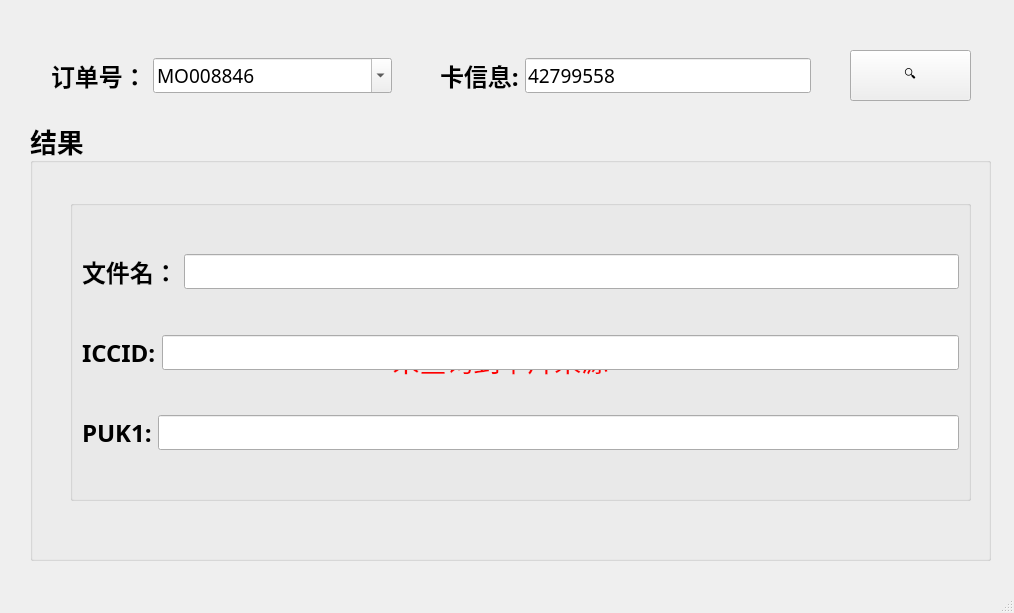
The window that res/ui/main_window.ui (zelviner/CardInfo) describes before a commit, drawn with Qt 5.
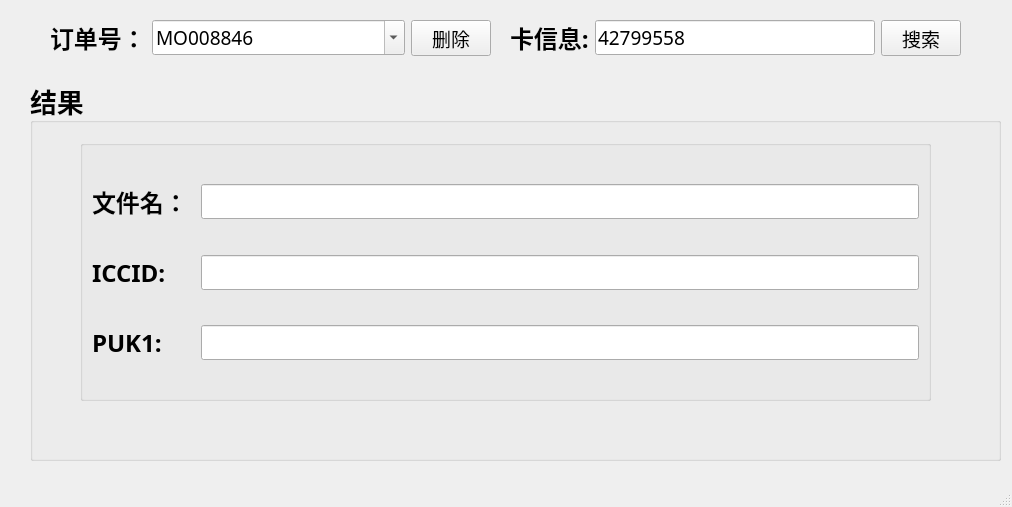
The same window after the commit.

Commit message: optimize download_loading ui

Patch:
```diff
--- a/res/ui/main_window.ui
+++ b/res/ui/main_window.ui
@@ -6,34 +6,21 @@
    <rect>
     <x>0</x>
     <y>0</y>
-    <width>1014</width>
-    <height>613</height>
+    <width>1012</width>
+    <height>507</height>
    </rect>
   </property>
   <property name="windowTitle">
    <string>MainWindow</string>
   </property>
   <widget class="QWidget" name="centralwidget">
-   <widget class="QPushButton" name="query_btn">
-    <property name="geometry">
-     <rect>
-      <x>850</x>
-      <y>50</y>
-      <width>121</width>
-      <height>51</height>
-     </rect>
-    </property>
-    <property name="text">
-     <string>🔍</string>
-    </property>
-   </widget>
    <widget class="QGroupBox" name="groupBox_2">
     <property name="geometry">
      <rect>
       <x>30</x>
-      <y>120</y>
-      <width>961</width>
-      <height>441</height>
+      <y>80</y>
+      <width>971</width>
+      <height>381</height>
      </rect>
     </property>
     <property name="font">
@@ -50,8 +37,8 @@
     <widget class="QLabel" name="not_found_label">
      <property name="geometry">
       <rect>
-       <x>320</x>
-       <y>200</y>
+       <x>330</x>
+       <y>150</y>
        <width>301</width>
        <height>81</height>
       </rect>
@@ -77,10 +64,10 @@
     <widget class="QGroupBox" name="result_group_box">
      <property name="geometry">
       <rect>
-       <x>40</x>
-       <y>80</y>
-       <width>901</width>
-       <height>301</height>
+       <x>50</x>
+       <y>60</y>
+       <width>851</width>
+       <height>261</height>
       </rect>
      </property>
      <property name="title">
@@ -88,7 +75,7 @@
      </property>
      <layout class="QVBoxLayout" name="verticalLayout">
       <item>
-       <layout class="QHBoxLayout" name="horizontalLayout_3">
+       <layout class="QHBoxLayout" name="horizontalLayout_3" stretch="1,7">
         <item>
          <widget class="QLabel" name="label_2">
           <property name="font">
@@ -119,7 +106,7 @@
        </layout>
       </item>
       <item>
-       <layout class="QHBoxLayout" name="horizontalLayout_4">
+       <layout class="QHBoxLayout" name="horizontalLayout_4" stretch="1,7">
         <item>
          <widget class="QLabel" name="iccid_label">
           <property name="font">
@@ -150,7 +137,7 @@
        </layout>
       </item>
       <item>
-       <layout class="QHBoxLayout" name="horizontalLayout_5">
+       <layout class="QHBoxLayout" name="horizontalLayout_5" stretch="1,7">
         <item>
          <widget class="QLabel" name="puk1_label">
           <property name="font">
@@ -183,16 +170,16 @@
      </layout>
     </widget>
    </widget>
-   <widget class="QWidget" name="layoutWidget">
+   <widget class="QWidget" name="">
     <property name="geometry">
      <rect>
-      <x>440</x>
-      <y>50</y>
-      <width>371</width>
-      <height>51</height>
+      <x>510</x>
+      <y>20</y>
+      <width>451</width>
+      <height>36</height>
      </rect>
     </property>
-    <layout class="QHBoxLayout" name="horizontalLayout">
+    <layout class="QHBoxLayout" name="horizontalLayout_2" stretch="1,4,1">
      <item>
       <widget class="QLabel" name="label">
        <property name="font">
@@ -221,18 +208,31 @@
        </property>
       </widget>
      </item>
+     <item>
+      <widget class="QPushButton" name="query_btn">
+       <property name="font">
+        <font>
+         <family>微软雅黑</family>
+         <pointsize>14</pointsize>
+        </font>
+       </property>
+       <property name="text">
+        <string>搜索</string>
+       </property>
+      </widget>
+     </item>
     </layout>
    </widget>
-   <widget class="QWidget" name="layoutWidget">
+   <widget class="QWidget" name="">
     <property name="geometry">
      <rect>
-      <x>51</x>
-      <y>50</y>
-      <width>341</width>
-      <height>51</height>
+      <x>50</x>
+      <y>20</y>
+      <width>441</width>
+      <height>36</height>
      </rect>
     </property>
-    <layout class="QHBoxLayout" name="horizontalLayout_2" stretch="1,3">
+    <layout class="QHBoxLayout" name="horizontalLayout" stretch="1,4,1">
      <item>
       <widget class="QLabel" name="label_3">
        <property name="font">
@@ -264,6 +264,19 @@
        </property>
       </widget>
      </item>
+     <item>
+      <widget class="QPushButton" name="delete_btn">
+       <property name="font">
+        <font>
+         <family>微软雅黑</family>
+         <pointsize>14</pointsize>
+        </font>
+       </property>
+       <property name="text">
+        <string>删除</string>
+       </property>
+      </widget>
+     </item>
     </layout>
    </widget>
   </widget>
```
Left out of the diff: 4 changed lines with no effect on the pictures. The commit also changes 7 other files.
